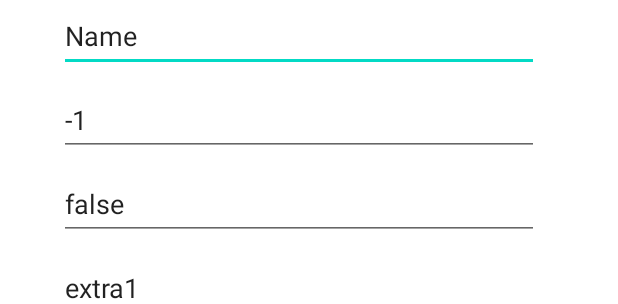
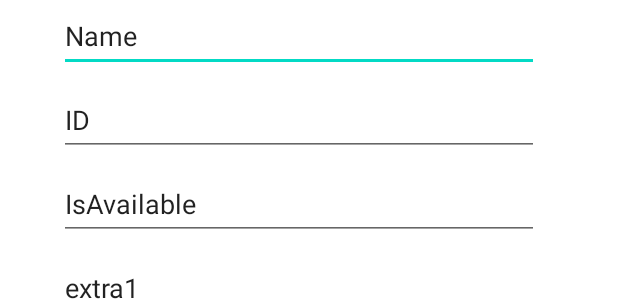
Before and after one commit to agakiro/T-Library, an Android app: the layout activity_item_information.xml on its own in the app's theme, with its tools: preview values and no code run, on a phone screen of 412 x 824 dp. Shown: the part 439-743 px from the top of the screen. Run offline under Robolectric (Android 15) with nearby library versions, the phone set to English and light mode, and no system bars.

Commit message:
7th task fixes #2 commit

```diff
--- a/app/src/main/res/layout/activity_item_information.xml
+++ b/app/src/main/res/layout/activity_item_information.xml
@@ -65,7 +65,7 @@
         app:layout_constraintStart_toStartOf="@+id/nameEditText"
         app:layout_constraintTop_toBottomOf="@+id/nameEditText"
         tools:ignore="LabelFor"
-        tools:text="-1" />
+        tools:text="ID" />
 
     <EditText
         android:id="@+id/isAvailableTextText"
@@ -83,7 +83,7 @@
         app:layout_constraintStart_toStartOf="@+id/idEditText"
         app:layout_constraintTop_toBottomOf="@+id/idEditText"
         tools:ignore="LabelFor"
-        tools:text="false" />
+        tools:text="IsAvailable" />
 
     <EditText
         android:id="@+id/extraEditText1"
```
